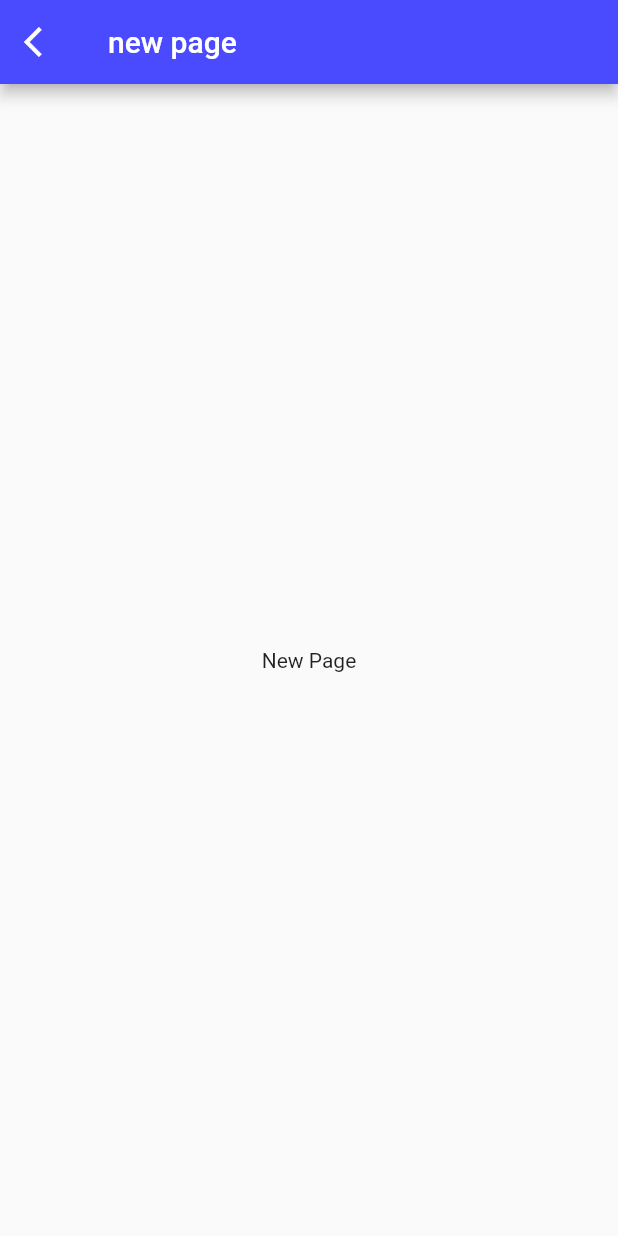
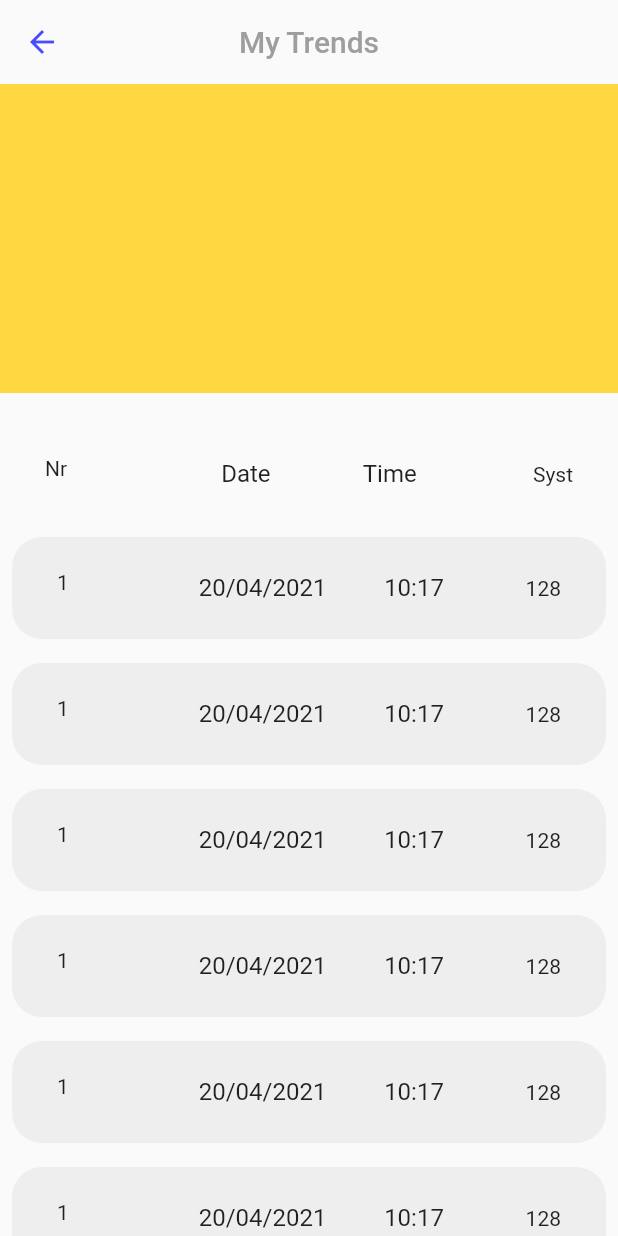
Before and after one commit to analise-poo/2021-class-codes, a Flutter app: the HomePage screen opened directly, after a tap on an icon or button, on a phone screen of 412 x 824 dp. Run offline on Flutter 3.47's test engine with Material 2 defaults, Android fonts, the phone set to English and light mode, and no system bars; our stand-ins replace flutter_icons; missing offline and left inert: charts_painter; network calls fail; statements that could not run were skipped.

Commit message:
:memo: aula 20/04

```diff
--- a/blood_preassure_app/lib/main.dart
+++ b/blood_preassure_app/lib/main.dart
@@ -16,7 +16,11 @@ class MyApp extends StatelessWidget {
       theme: ThemeData(
         primarySwatch: AppColors.blue,
       ),
-      home: HomePage(),
+      initialRoute: '/',
+      routes: {
+        '/': (context) => HomePage(),
+        MyTrendsPage.pageName: (context) => MyTrendsPage(),
+      },
       debugShowCheckedModeBanner: false,
     );
   }
--- a/blood_preassure_app/lib/ui/pages/home.dart
+++ b/blood_preassure_app/lib/ui/pages/home.dart
@@ -4,7 +4,7 @@ import 'package:flutter_icons/flutter_icons.dart';
 
 import '../components/components.dart';
 import '../../utils/utils.dart';
-import 'new_page.dart';
+import 'my_trends_page.dart';
 
 class CandleItem {
   CandleItem(this.min, this.max);
@@ -48,13 +48,9 @@ class _HomePageState extends State<HomePage> {
         actions: [
           IconButton(
             icon: Icon(FontAwesome5Solid.equals),
-            onPressed: () => Navigator.push(
-              context,
-              MaterialPageRoute(
-                builder: (context) => NewPage(),
-              ),
-            ),
-          )
+            onPressed: () =>
+                Navigator.pushNamed(context, MyTrendsPage.pageName),
+          ),
         ],
         elevation: 0,
       ),
--- /dev/null
+++ b/blood_preassure_app/lib/ui/pages/my_trends_page.dart
@@ -0,0 +1,196 @@
+import 'package:blood_preassure_app/utils/utils.dart';
+import 'package:charts_painter/chart.dart';
+import 'package:flutter/material.dart';
+
+class MyTrendsPage extends StatelessWidget {
+  static String pageName = 'my-trends-page';
+
+  @override
+  Widget build(BuildContext context) {
+    return Scaffold(
+      appBar: AppBar(
+        backgroundColor: Colors.grey[50],
+        elevation: 0,
+        title: Text(
+          'My Trends',
+          style: TextStyle(color: Colors.grey),
+        ),
+        centerTitle: true,
+        leading: IconButton(
+          icon: Icon(
+            Icons.arrow_back,
+            color: AppColors.blue,
+          ),
+          onPressed: () => Navigator.pop(context),
+        ),
+      ),
+      body: Column(
+        children: [
+          Container(
+            color: Colors.amberAccent,
+            height: MediaQuery.of(context).size.height * .25,
+          ),
+          SizedBox(
+            height: 20,
+          ),
+          Expanded(
+            child: ListView(
+              children: [
+                ListTile(
+                  contentPadding:
+                      EdgeInsets.symmetric(vertical: 6, horizontal: 30),
+                  title: Row(
+                    mainAxisAlignment: MainAxisAlignment.spaceEvenly,
+                    children: [Text('Date'), Text('Time')],
+                  ),
+                  leading: Text('Nr'),
+                  trailing: Text('Syst'),
+                ),
+                Card(
+                  margin: EdgeInsets.all(8),
+                  shape: RoundedRectangleBorder(
+                    borderRadius: BorderRadius.all(
+                      Radius.circular(20),
+                    ),
+                  ),
+                  color: Colors.grey[200],
+                  elevation: 0,
+                  child: ListTile(
+                    contentPadding:
+                        EdgeInsets.symmetric(vertical: 6, horizontal: 30),
+                    title: Row(
+                      mainAxisAlignment: MainAxisAlignment.spaceEvenly,
+                      children: [Text('20/04/2021'), Text('10:17')],
+                    ),
+                    leading: Text('1'),
+                    trailing: Text('128'),
+                  ),
+                ),
+                Card(
+                  margin: EdgeInsets.all(8),
+                  shape: RoundedRectangleBorder(
+                    borderRadius: BorderRadius.all(
+                      Radius.circular(20),
+                    ),
+                  ),
+                  color: Colors.grey[200],
+                  elevation: 0,
+                  child: ListTile(
+                    contentPadding:
+                        EdgeInsets.symmetric(vertical: 6, horizontal: 30),
+                    title: Row(
+                      mainAxisAlignment: MainAxisAlignment.spaceEvenly,
+                      children: [Text('20/04/2021'), Text('10:17')],
+                    ),
+                    leading: Text('1'),
+                    trailing: Text('128'),
+                  ),
+                ),
+                Card(
+                  margin: EdgeInsets.all(8),
+                  shape: RoundedRectangleBorder(
+                    borderRadius: BorderRadius.all(
+                      Radius.circular(20),
+                    ),
+                  ),
+                  color: Colors.grey[200],
+                  elevation: 0,
+                  child: ListTile(
+                    contentPadding:
+                        EdgeInsets.symmetric(vertical: 6, horizontal: 30),
+                    title: Row(
+                      mainAxisAlignment: MainAxisAlignment.spaceEvenly,
+                      children: [Text('20/04/2021'), Text('10:17')],
+                    ),
+                    leading: Text('1'),
+                    trailing: Text('128'),
+                  ),
+                ),
+                Card(
+                  margin: EdgeInsets.all(8),
+                  shape: RoundedRectangleBorder(
+                    borderRadius: BorderRadius.all(
+                      Radius.circular(20),
+                    ),
+                  ),
+                  color: Colors.grey[200],
+                  elevation: 0,
+                  child: ListTile(
+                    contentPadding:
+                        EdgeInsets.symmetric(vertical: 6, horizontal: 30),
+                    title: Row(
+                      mainAxisAlignment: MainAxisAlignment.spaceEvenly,
+                      children: [Text('20/04/2021'), Text('10:17')],
+                    ),
+                    leading: Text('1'),
+                    trailing: Text('128'),
+                  ),
+                ),
+                Card(
+                  margin: EdgeInsets.all(8),
+                  shape: RoundedRectangleBorder(
+                    borderRadius: BorderRadius.all(
+                      Radius.circular(20),
+                    ),
+                  ),
+                  color: Colors.grey[200],
+                  elevation: 0,
+                  child: ListTile(
+                    contentPadding:
+                        EdgeInsets.symmetric(vertical: 6, horizontal: 30),
+                    title: Row(
+                      mainAxisAlignment: MainAxisAlignment.spaceEvenly,
+                      children: [Text('20/04/2021'), Text('10:17')],
+                    ),
+                    leading: Text('1'),
+                    trailing: Text('128'),
+                  ),
+                ),
+                Card(
+                  margin: EdgeInsets.all(8),
+                  shape: RoundedRectangleBorder(
+                    borderRadius: BorderRadius.all(
+                      Radius.circular(20),
+                    ),
+                  ),
+                  color: Colors.grey[200],
+                  elevation: 0,
+                  child: ListTile(
+                    contentPadding:
+                        EdgeInsets.symmetric(vertical: 6, horizontal: 30),
+                    title: Row(
+                      mainAxisAlignment: MainAxisAlignment.spaceEvenly,
+                      children: [Text('20/04/2021'), Text('10:17')],
+                    ),
+                    leading: Text('1'),
+                    trailing: Text('128'),
+                  ),
+                ),
+                Card(
+                  margin: EdgeInsets.all(8),
+                  shape: RoundedRectangleBorder(
+                    borderRadius: BorderRadius.all(
+                      Radius.circular(20),
+                    ),
+                  ),
+                  color: Colors.grey[200],
+                  elevation: 0,
+                  child: ListTile(
+                    contentPadding:
+                        EdgeInsets.symmetric(vertical: 6, horizontal: 30),
+                    title: Row(
+                      mainAxisAlignment: MainAxisAlignment.spaceEvenly,
+                      children: [Text('20/04/2021'), Text('10:17')],
+                    ),
+                    leading: Text('1'),
+                    trailing: Text('128'),
+                  ),
+                ),
+              ],
+            ),
+          ),
+        ],
+      ),
+    );
+  }
+}
--- a/blood_preassure_app/lib/ui/pages/new_page.dart
+++ /dev/null
@@ -1,19 +0,0 @@
-import 'package:flutter/material.dart';
-
-class NewPage extends StatelessWidget {
-  @override
-  Widget build(BuildContext context) {
-    return Scaffold(
-      appBar: AppBar(
-        title: Text('new page'),
-        leading: IconButton(
-          icon: Icon(Icons.arrow_back_ios),
-          onPressed: () => Navigator.pop(context),
-        ),
-      ),
-      body: Center(
-        child: Text('New Page'),
-      ),
-    );
-  }
-}
--- a/blood_preassure_app/lib/ui/pages/pages.dart
+++ b/blood_preassure_app/lib/ui/pages/pages.dart
@@ -1,2 +1,2 @@
 export 'home.dart';
-export 'new_page.dart';
+export 'my_trends_page.dart';
```
